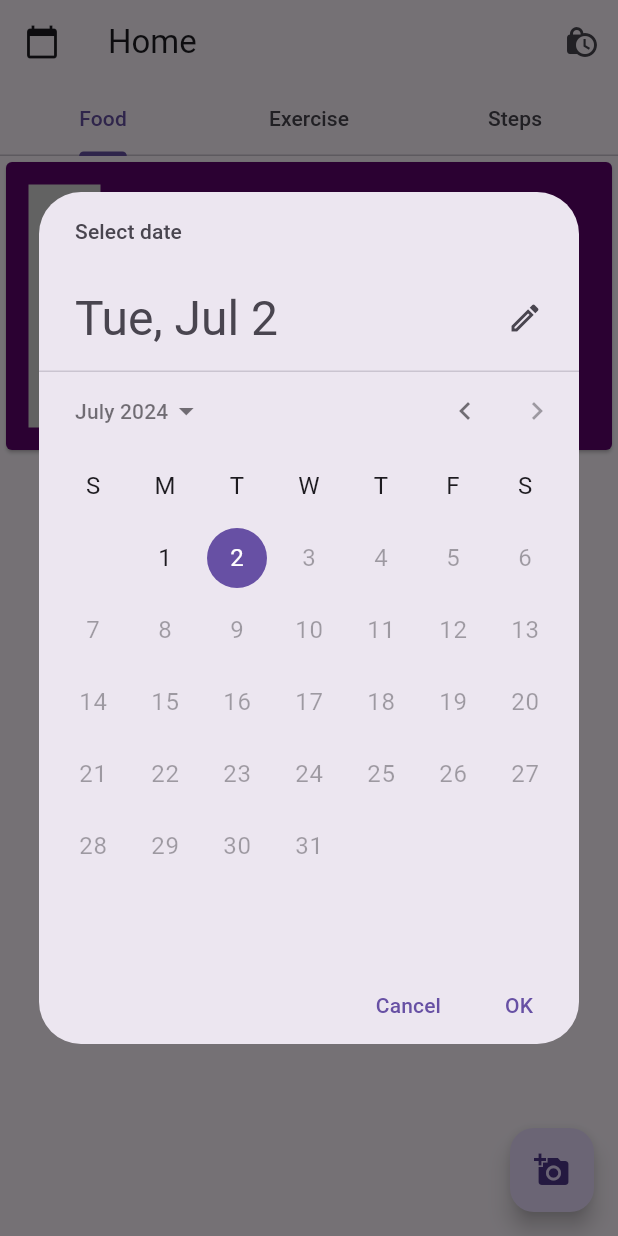
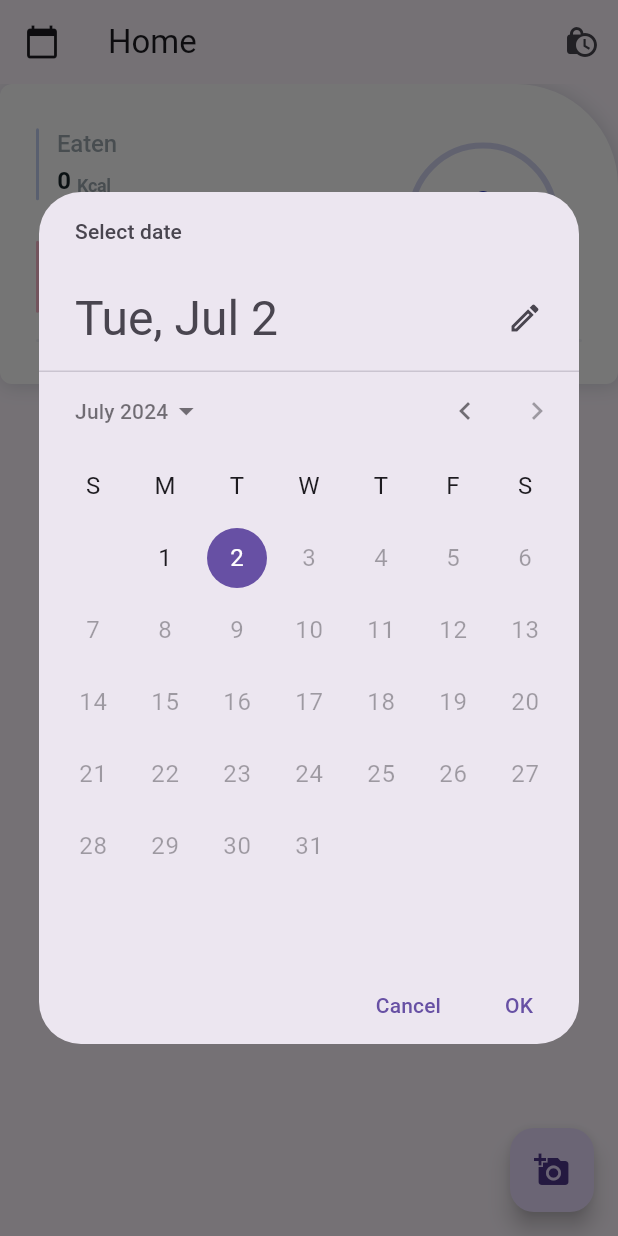
Before and after one commit to VishalVinayRam/Fitness-monitoring-system, a Flutter app: the screen it shows after launch, after a tap on the "calendar today" icon, on a phone screen of 412 x 824 dp. Run offline on Flutter 3.47's test engine with Material 3 defaults, Android fonts, the phone set to English and light mode, and no system bars; our stand-ins replace flutter_local_notifications, image_picker, pedometer, shared_preferences, timezone; missing offline and left inert: gauge_indicator.

Commit message:
Card finalization

```diff
--- /dev/null
+++ b/lib/logic/Curve_painer.dart
@@ -0,0 +1,118 @@
+import 'package:flutter/material.dart';
+import 'dart:math' as math;
+
+class CurvePainter extends CustomPainter {
+  final double? angle;
+  final List<Color>? colors;
+
+  CurvePainter({this.colors, this.angle = 140});
+
+  @override
+  void paint(Canvas canvas, Size size) {
+    List<Color> colorsList = [];
+    if (colors != null) {
+      colorsList = colors ?? [];
+    } else {
+      colorsList.addAll([Colors.white, Colors.white]);
+    }
+
+    final shdowPaint = new Paint()
+      ..color = Colors.black.withOpacity(0.4)
+      ..strokeCap = StrokeCap.round
+      ..style = PaintingStyle.stroke
+      ..strokeWidth = 14;
+    final shdowPaintCenter = new Offset(size.width / 2, size.height / 2);
+    final shdowPaintRadius =
+        math.min(size.width / 2, size.height / 2) - (14 / 2);
+    canvas.drawArc(
+        new Rect.fromCircle(center: shdowPaintCenter, radius: shdowPaintRadius),
+        degreeToRadians(278),
+        degreeToRadians(360 - (365 - angle!)),
+        false,
+        shdowPaint);
+
+    shdowPaint.color = Colors.grey.withOpacity(0.3);
+    shdowPaint.strokeWidth = 16;
+    canvas.drawArc(
+        new Rect.fromCircle(center: shdowPaintCenter, radius: shdowPaintRadius),
+        degreeToRadians(278),
+        degreeToRadians(360 - (365 - angle!)),
+        false,
+        shdowPaint);
+
+    shdowPaint.color = Colors.grey.withOpacity(0.2);
+    shdowPaint.strokeWidth = 20;
+    canvas.drawArc(
+        new Rect.fromCircle(center: shdowPaintCenter, radius: shdowPaintRadius),
+        degreeToRadians(278),
+        degreeToRadians(360 - (365 - angle!)),
+        false,
+        shdowPaint);
+
+    shdowPaint.color = Colors.grey.withOpacity(0.1);
+    shdowPaint.strokeWidth = 22;
+    canvas.drawArc(
+        new Rect.fromCircle(center: shdowPaintCenter, radius: shdowPaintRadius),
+        degreeToRadians(278),
+        degreeToRadians(360 - (365 - angle!)),
+        false,
+        shdowPaint);
+
+    final rect = new Rect.fromLTWH(0.0, 0.0, size.width, size.width);
+    final gradient = new SweepGradient(
+      startAngle: degreeToRadians(268),
+      endAngle: degreeToRadians(270.0 + 360),
+      tileMode: TileMode.repeated,
+      colors: colorsList,
+    );
+    final paint = new Paint()
+      ..shader = gradient.createShader(rect)
+      ..strokeCap = StrokeCap.round // StrokeCap.round is not recommended.
+      ..style = PaintingStyle.stroke
+      ..strokeWidth = 14;
+    final center = new Offset(size.width / 2, size.height / 2);
+    final radius = math.min(size.width / 2, size.height / 2) - (14 / 2);
+
+    canvas.drawArc(
+        new Rect.fromCircle(center: center, radius: radius),
+        degreeToRadians(278),
+        degreeToRadians(360 - (365 - angle!)),
+        false,
+        paint);
+
+    final gradient1 = new SweepGradient(
+      tileMode: TileMode.repeated,
+      colors: [Colors.white, Colors.white],
+    );
+
+    var cPaint = new Paint();
+    cPaint..shader = gradient1.createShader(rect);
+    cPaint..color = Colors.white;
+    cPaint..strokeWidth = 14 / 2;
+    canvas.save();
+
+    final centerToCircle = size.width / 2;
+    canvas.save();
+
+    canvas.translate(centerToCircle, centerToCircle);
+    canvas.rotate(degreeToRadians(angle! + 2));
+
+    canvas.save();
+    canvas.translate(0.0, -centerToCircle + 14 / 2);
+    canvas.drawCircle(new Offset(0, 0), 14 / 5, cPaint);
+
+    canvas.restore();
+    canvas.restore();
+    canvas.restore();
+  }
+
+  @override
+  bool shouldRepaint(CustomPainter oldDelegate) {
+    return true;
+  }
+
+  double degreeToRadians(double degree) {
+    var redian = (math.pi / 180) * degree;
+    return redian;
+  }
+}
--- a/lib/login_screen.dart
+++ b/lib/login_screen.dart
@@ -3,6 +3,7 @@ import 'package:management/Reminder.dart';
 import 'package:management/pedometer.dart';
 import 'package:gauge_indicator/gauge_indicator.dart';
 import 'package:management/widgets/Graph_card.dart';
+import 'package:management/widgets/Hero_section.dart';
 
 import 'package:shared_preferences/shared_preferences.dart';
 import 'dart:convert';
@@ -92,18 +93,10 @@ class _MainScreenState extends State<MainScreen> with SingleTickerProviderStateM
             onPressed: () => _selectDate(context),
           ),
         title: Text('Home'),
-         bottom: TabBar(
-          controller: _tabController,
-          tabs: [
-            Tab(text: 'Food'),
-            Tab(text: 'Exercise'),
-            Tab(text: "Steps",)
-          ],
-        ),
       ),
       body: Container(
         height: 200,
-        child:CustomCard(totalCaloriesConsumed: 30,),
+        child:MediterranesnDietView(eaten: _totalCaloriesConsumed,burned: _totalCaloriesReduced,),
       ),
       floatingActionButton: FloatingActionButton(
         onPressed: () {
--- /dev/null
+++ b/lib/themes/Fitness.dart
@@ -0,0 +1,83 @@
+import 'package:flutter/material.dart';
+
+class FitnessAppTheme {
+  FitnessAppTheme._();
+  static const Color nearlyWhite = Color(0xFFFAFAFA);
+  static const Color white = Color(0xFFFFFFFF);
+  static const Color background = Color(0xFFF2F3F8);
+  static const Color nearlyDarkBlue = Color(0xFF2633C5);
+
+  static const Color nearlyBlue = Color(0xFF00B6F0);
+  static const Color nearlyBlack = Color(0xFF213333);
+  static const Color grey = Color(0xFF3A5160);
+  static const Color dark_grey = Color(0xFF313A44);
+
+  static const Color darkText = Color(0xFF253840);
+  static const Color darkerText = Color(0xFF17262A);
+  static const Color lightText = Color(0xFF4A6572);
+  static const Color deactivatedText = Color(0xFF767676);
+  static const Color dismissibleBackground = Color(0xFF364A54);
+  static const Color spacer = Color(0xFFF2F2F2);
+  static const String fontName = 'Roboto';
+
+  static const TextTheme textTheme = TextTheme(
+
+  );
+
+  static const TextStyle display1 = TextStyle(
+    fontFamily: fontName,
+    fontWeight: FontWeight.bold,
+    fontSize: 36,
+    letterSpacing: 0.4,
+    height: 0.9,
+    color: darkerText,
+  );
+
+  static const TextStyle headline = TextStyle(
+    fontFamily: fontName,
+    fontWeight: FontWeight.bold,
+    fontSize: 24,
+    letterSpacing: 0.27,
+    color: darkerText,
+  );
+
+  static const TextStyle title = TextStyle(
+    fontFamily: fontName,
+    fontWeight: FontWeight.bold,
+    fontSize: 16,
+    letterSpacing: 0.18,
+    color: darkerText,
+  );
+
+  static const TextStyle subtitle = TextStyle(
+    fontFamily: fontName,
+    fontWeight: FontWeight.w400,
+    fontSize: 14,
+    letterSpacing: -0.04,
+    color: darkText,
+  );
+
+  static const TextStyle body2 = TextStyle(
+    fontFamily: fontName,
+    fontWeight: FontWeight.w400,
+    fontSize: 14,
+    letterSpacing: 0.2,
+    color: darkText,
+  );
+
+  static const TextStyle body1 = TextStyle(
+    fontFamily: fontName,
+    fontWeight: FontWeight.w400,
+    fontSize: 16,
+    letterSpacing: -0.05,
+    color: darkText,
+  );
+
+  static const TextStyle caption = TextStyle(
+    fontFamily: fontName,
+    fontWeight: FontWeight.w400,
+    fontSize: 12,
+    letterSpacing: 0.2,
+    color: lightText, // was lightText
+  );
+}
--- /dev/null
+++ b/lib/widgets/Hero_section.dart
@@ -0,0 +1,325 @@
+import 'package:flutter/material.dart';
+
+import 'package:management/themes/Fitness.dart';
+
+class MediterranesnDietView extends StatefulWidget {
+  int eaten;
+  int burned;
+  MediterranesnDietView({Key? key,required this.eaten,required this.burned}) : super(key: key);
+
+  @override
+  _MediterranesnDietViewState createState() => _MediterranesnDietViewState();
+}
+
+class _MediterranesnDietViewState extends State<MediterranesnDietView>
+    with SingleTickerProviderStateMixin {
+  late AnimationController _animationController;
+  late Animation<double> _fadeAnimation;
+  int eaten = 0;
+  late int burned = 0;
+
+
+  @override
+  void initState() {
+    super.initState();
+    _animationController = AnimationController(
+      duration: const Duration(seconds: 2),
+      vsync: this,
+    )..forward();
+
+    _fadeAnimation = Tween<double>(begin: 0.0, end: 1.0).animate(
+      CurvedAnimation(
+        parent: _animationController,
+        curve: Interval(0.5, 1.0, curve: Curves.fastOutSlowIn),
+      ),
+    );
+  }
+
+  @override
+  void dispose() {
+    _animationController.dispose();
+    super.dispose();
+  }
+
+  @override
+  Widget build(BuildContext context) {
+    return  Container(
+      height: 300,
+                decoration: BoxDecoration(
+                  color: FitnessAppTheme.white,
+                  borderRadius: BorderRadius.only(
+                    topLeft: Radius.circular(8.0),
+                    bottomLeft: Radius.circular(8.0),
+                    bottomRight: Radius.circular(8.0),
+                    topRight: Radius.circular(68.0),
+                  ),
+                  boxShadow: <BoxShadow>[
+                    BoxShadow(
+                      color: FitnessAppTheme.grey.withOpacity(0.2),
+                      offset: Offset(1.1, 1.1),
+                      blurRadius: 10.0,
+                    ),
+                  ],
+                ),
+                child: Column(
+                  children: <Widget>[
+                    Padding(
+                      padding:
+                          const EdgeInsets.only(top: 16, left: 16, right: 16),
+                      child: Row(
+                        children: <Widget>[
+                          Expanded(
+                            child: Padding(
+                              padding:
+                                  const EdgeInsets.only(left: 8, right: 8, top: 4),
+                              child: Column(
+                                children: <Widget>[
+                                  Row(
+                                    children: <Widget>[
+                                      Container(
+                                        height: 48,
+                                        width: 2,
+                                        decoration: BoxDecoration(
+                                          color: HexColor('#87A0E5').withOpacity(0.5),
+                                          borderRadius: BorderRadius.all(
+                                              Radius.circular(4.0)),
+                                        ),
+                                      ),
+                                      Padding(
+                                        padding: const EdgeInsets.all(8.0),
+                                        child: Column(
+                                          mainAxisAlignment:
+                                              MainAxisAlignment.center,
+                                          crossAxisAlignment:
+                                              CrossAxisAlignment.start,
+                                          children: <Widget>[
+                                            Padding(
+                                              padding: const EdgeInsets.only(
+                                                  left: 4, bottom: 2),
+                                              child: Text(
+                                                'Eaten',
+                                                textAlign: TextAlign.center,
+                                                style: TextStyle(
+                                                  fontFamily: FitnessAppTheme.fontName,
+                                                  fontWeight: FontWeight.w500,
+                                                  fontSize: 16,
+                                                  letterSpacing: -0.1,
+                                                  color: FitnessAppTheme.grey
+                                                      .withOpacity(0.5),
+                                                ),
+                                              ),
+                                            ),
+                                            Row(
+                                              mainAxisAlignment:
+                                                  MainAxisAlignment.center,
+                                              crossAxisAlignment:
+                                                  CrossAxisAlignment.end,
+                                              children: <Widget>[
+                                                Padding(
+                                                  padding: const EdgeInsets.only(
+                                                      left: 4, bottom: 3),
+                                                  child: Text(
+                                                    eaten.toString(),
+                                                    textAlign: TextAlign.center,
+                                                    style: TextStyle(
+                                                      fontFamily: FitnessAppTheme.fontName,
+                                                      fontWeight: FontWeight.w600,
+                                                      fontSize: 16,
+                                                      color: FitnessAppTheme.darkerText,
+                                                    ),
+                                                  ),
+                                                ),
+                                                Padding(
+                                                  padding: const EdgeInsets.only(
+                                                      left: 4, bottom: 3),
+                                                  child: Text(
+                                                    'Kcal',
+                                                    textAlign: TextAlign.center,
+                                                    style: TextStyle(
+                                                      fontFamily: FitnessAppTheme.fontName,
+                                                      fontWeight: FontWeight.w600,
+                                                      fontSize: 12,
+                                                      letterSpacing: -0.2,
+                                                      color: FitnessAppTheme.grey.withOpacity(0.5),
+                                                    ),
+                                                  ),
+                                                ),
+                                              ],
+                                            )
+                                          ],
+                                        ),
+                                      )
+                                    ],
+                                  ),
+                                  SizedBox(height: 8),
+                                  Row(
+                                    children: <Widget>[
+                                      Container(
+                                        height: 48,
+                                        width: 2,
+                                        decoration: BoxDecoration(
+                                          color: HexColor('#F56E98').withOpacity(0.5),
+                                          borderRadius: BorderRadius.all(
+                                              Radius.circular(4.0)),
+                                        ),
+                                      ),
+                                      Padding(
+                                        padding: const EdgeInsets.all(8.0),
+                                        child: Column(
+                                          mainAxisAlignment: MainAxisAlignment.center,
+                                          crossAxisAlignment: CrossAxisAlignment.start,
+                                          children: <Widget>[
+                                            Padding(
+                                              padding: const EdgeInsets.only(
+                                                  left: 4, bottom: 2),
+                                              child: Text(
+                                                'Burned',
+                                                textAlign: TextAlign.center,
+                                                style: TextStyle(
+                                                  fontFamily: FitnessAppTheme.fontName,
+                                                  fontWeight: FontWeight.w500,
+                                                  fontSize: 16,
+                                                  letterSpacing: -0.1,
+                                                  color: FitnessAppTheme.grey
+                                                      .withOpacity(0.5),
+                                                ),
+                                              ),
+                                            ),
+                                            Row(
+                                              mainAxisAlignment: MainAxisAlignment.center,
+                                              crossAxisAlignment: CrossAxisAlignment.end,
+                                              children: <Widget>[
+                                                Padding(
+                                                  padding: const EdgeInsets.only(
+                                                      left: 4, bottom: 3),
+                                                  child: Text(
+                                                    burned.toString(),
+                                                    textAlign: TextAlign.center,
+                                                    style: TextStyle(
+                                                      fontFamily: FitnessAppTheme.fontName,
+                                                      fontWeight: FontWeight.w600,
+                                                      fontSize: 16,
+                                                      color: FitnessAppTheme.darkerText,
+                                                    ),
+                                                  ),
+                                                ),
+                                                Padding(
+                                                  padding: const EdgeInsets.only(
+                                                      left: 8, bottom: 3),
+                                                  child: Text(
+                                                    'Kcal',
+                                                    textAlign: TextAlign.center,
+                                                    style: TextStyle(
+                                                      fontFamily: FitnessAppTheme.fontName,
+                                                      fontWeight: FontWeight.w600,
+                                                      fontSize: 12,
+                                                      letterSpacing: -0.2,
+                                                      color: FitnessAppTheme.grey
+                                                          .withOpacity(0.5),
+                                                    ),
+                                                  ),
+                                                ),
+                                              ],
+                                            )
+                                          ],
+                                        ),
+                                      )
+                                    ],
+                                  )
+                                ],
+                              ),
+                            ),
+                          ),
+                          Padding(
+                            padding: const EdgeInsets.only(right: 16),
+                            child: Center(
+                              child: Stack(
+                                clipBehavior: Clip.none,
+                                children: <Widget>[
+                                  Padding(
+                                    padding: const EdgeInsets.all(8.0),
+                                    child: Container(
+                                      width: 100,
+                                      height: 100,
+                                      decoration: BoxDecoration(
+                                        color: FitnessAppTheme.white,
+                                        borderRadius: BorderRadius.all(
+                                          Radius.circular(100.0),
+                                        ),
+                                        border: Border.all(
+                                            width: 4,
+                                            color: FitnessAppTheme
+                                                .nearlyDarkBlue
+                                                .withOpacity(0.2)),
+                                      ),
+                                      child: Column(
+                                        mainAxisAlignment:
+                                            MainAxisAlignment.center,
+                                        crossAxisAlignment:
+                                            CrossAxisAlignment.center,
+                                        children: <Widget>[
+                                          Text(
+                                            eaten.toString(),
+                                            textAlign: TextAlign.center,
+                                            style: TextStyle(
+                                              fontFamily: FitnessAppTheme.fontName,
+                                              fontWeight: FontWeight.normal,
+                                              fontSize: 24,
+                                              letterSpacing: 0.0,
+                                              color: FitnessAppTheme
+                                                  .nearlyDarkBlue,
+                                            ),
+                                          ),
+                                          Text(
+                                            'Kcal left',
+                                            textAlign: TextAlign.center,
+                                            style: TextStyle(
+                                              fontFamily: FitnessAppTheme.fontName,
+                                              fontWeight: FontWeight.bold,
+                                              fontSize: 12,
+                                              letterSpacing: 0.0,
+                                              color: FitnessAppTheme.grey
+                                                  .withOpacity(0.5),
+                                            ),
+                                          ),
+                                        ],
+                                      ),
+                                    ),
+                                  ),
+                                ],
+                              ),
+                            ),
+                          )
+                        ],
+                      ),
+                    ),
+                    Padding(
+                      padding: const EdgeInsets.only(
+                          left: 24, right: 24, top: 8, bottom: 8),
+                      child: Container(
+                        height: 2,
+                        decoration: BoxDecoration(
+                          color: FitnessAppTheme.background,
+                          borderRadius: BorderRadius.all(Radius.circular(4.0)),
+                        ),
+                      ),
+                    ),
+
+
+    ]));
+  }
+}
+
+
+
+class HexColor extends Color {
+  HexColor(final String hexColor) : super(_getColorFromHex(hexColor));
+
+  static int _getColorFromHex(String hexColor) {
+    hexColor = hexColor.toUpperCase().replaceAll('#', '');
+    if (hexColor.length == 6) {
+      hexColor = 'FF' + hexColor;
+    }
+    return int.parse(hexColor, radix: 16);
+  }
+}
```
